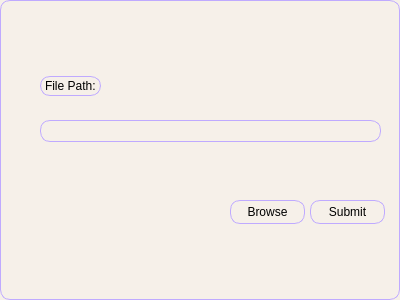
The window that ui/secondWindow.ui (BibekTripathy/PlantCareApp) describes before a commit, drawn with Qt 5.
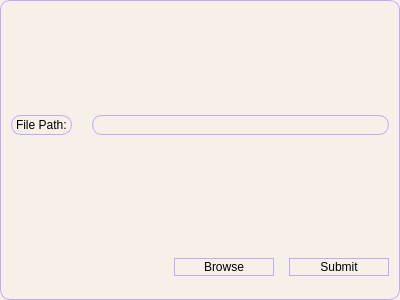
The same window after the commit.

Commit message: add(gui): Responsiveness to edit window

```diff
--- a/ui/secondWindow.ui
+++ b/ui/secondWindow.ui
@@ -19,55 +19,128 @@
 border-radius: 10px;
 padding: 1px;</string>
   </property>
-  <widget class="QLabel" name="FP_Label">
-   <property name="geometry">
-    <rect>
-     <x>40</x>
-     <y>76</y>
-     <width>61</width>
-     <height>20</height>
-    </rect>
-   </property>
-   <property name="text">
-    <string>File Path:</string>
-   </property>
-  </widget>
-  <widget class="QPushButton" name="SubBtn">
-   <property name="geometry">
-    <rect>
-     <x>310</x>
-     <y>200</y>
-     <width>75</width>
-     <height>24</height>
-    </rect>
-   </property>
-   <property name="text">
-    <string>Submit</string>
-   </property>
-  </widget>
-  <widget class="QPushButton" name="BrowseBtn">
-   <property name="geometry">
-    <rect>
-     <x>230</x>
-     <y>200</y>
-     <width>75</width>
-     <height>24</height>
-    </rect>
-   </property>
-   <property name="text">
-    <string>Browse</string>
-   </property>
-  </widget>
-  <widget class="QLineEdit" name="FP_Box">
-   <property name="geometry">
-    <rect>
-     <x>40</x>
-     <y>120</y>
-     <width>341</width>
-     <height>22</height>
-    </rect>
-   </property>
-  </widget>
+  <layout class="QVBoxLayout" name="verticalLayout">
+   <item>
+    <spacer name="verticalSpacer_3">
+     <property name="orientation">
+      <enum>Qt::Orientation::Vertical</enum>
+     </property>
+     <property name="sizeHint" stdset="0">
+      <size>
+       <width>20</width>
+       <height>40</height>
+      </size>
+     </property>
+    </spacer>
+   </item>
+   <item>
+    <layout class="QHBoxLayout" name="horizontalLayout">
+     <property name="spacing">
+      <number>20</number>
+     </property>
+     <property name="topMargin">
+      <number>60</number>
+     </property>
+     <property name="bottomMargin">
+      <number>60</number>
+     </property>
+     <item>
+      <widget class="QLabel" name="FP_Label">
+       <property name="text">
+        <string>File Path:</string>
+       </property>
+      </widget>
+     </item>
+     <item>
+      <widget class="QLineEdit" name="FP_Box"/>
+     </item>
+    </layout>
+   </item>
+   <item>
+    <spacer name="verticalSpacer">
+     <property name="orientation">
+      <enum>Qt::Orientation::Vertical</enum>
+     </property>
+     <property name="sizeHint" stdset="0">
+      <size>
+       <width>20</width>
+       <height>40</height>
+      </size>
+     </property>
+    </spacer>
+   </item>
+   <item>
+    <layout class="QHBoxLayout" name="horizontalLayout_2">
+     <property name="spacing">
+      <number>15</number>
+     </property>
+     <item>
+      <spacer name="horizontalSpacer">
+       <property name="orientation">
+        <enum>Qt::Orientation::Horizontal</enum>
+       </property>
+       <property name="sizeHint" stdset="0">
+        <size>
+         <width>40</width>
+         <height>20</height>
+        </size>
+       </property>
+      </spacer>
+     </item>
+     <item>
+      <spacer name="verticalSpacer_2">
+       <property name="orientation">
+        <enum>Qt::Orientation::Vertical</enum>
+       </property>
+       <property name="sizeHint" stdset="0">
+        <size>
+         <width>20</width>
+         <height>40</height>
+        </size>
+       </property>
+      </spacer>
+     </item>
+     <item>
+      <widget class="QPushButton" name="BrowseBtn">
+       <property name="sizePolicy">
+        <sizepolicy hsizetype="Preferred" vsizetype="Fixed">
+         <horstretch>0</horstretch>
+         <verstretch>0</verstretch>
+        </sizepolicy>
+       </property>
+       <property name="minimumSize">
+        <size>
+         <width>100</width>
+         <height>0</height>
+        </size>
+       </property>
+       <property name="text">
+        <string>Browse</string>
+       </property>
+      </widget>
+     </item>
+     <item>
+      <widget class="QPushButton" name="SubBtn">
+       <property name="sizePolicy">
+        <sizepolicy hsizetype="Preferred" vsizetype="Fixed">
+         <horstretch>0</horstretch>
+         <verstretch>0</verstretch>
+        </sizepolicy>
+       </property>
+       <property name="minimumSize">
+        <size>
+         <width>100</width>
+         <height>0</height>
+        </size>
+       </property>
+       <property name="text">
+        <string>Submit</string>
+       </property>
+      </widget>
+     </item>
+    </layout>
+   </item>
+  </layout>
  </widget>
  <resources/>
  <connections/>
```
The commit also changes 2 other files.
